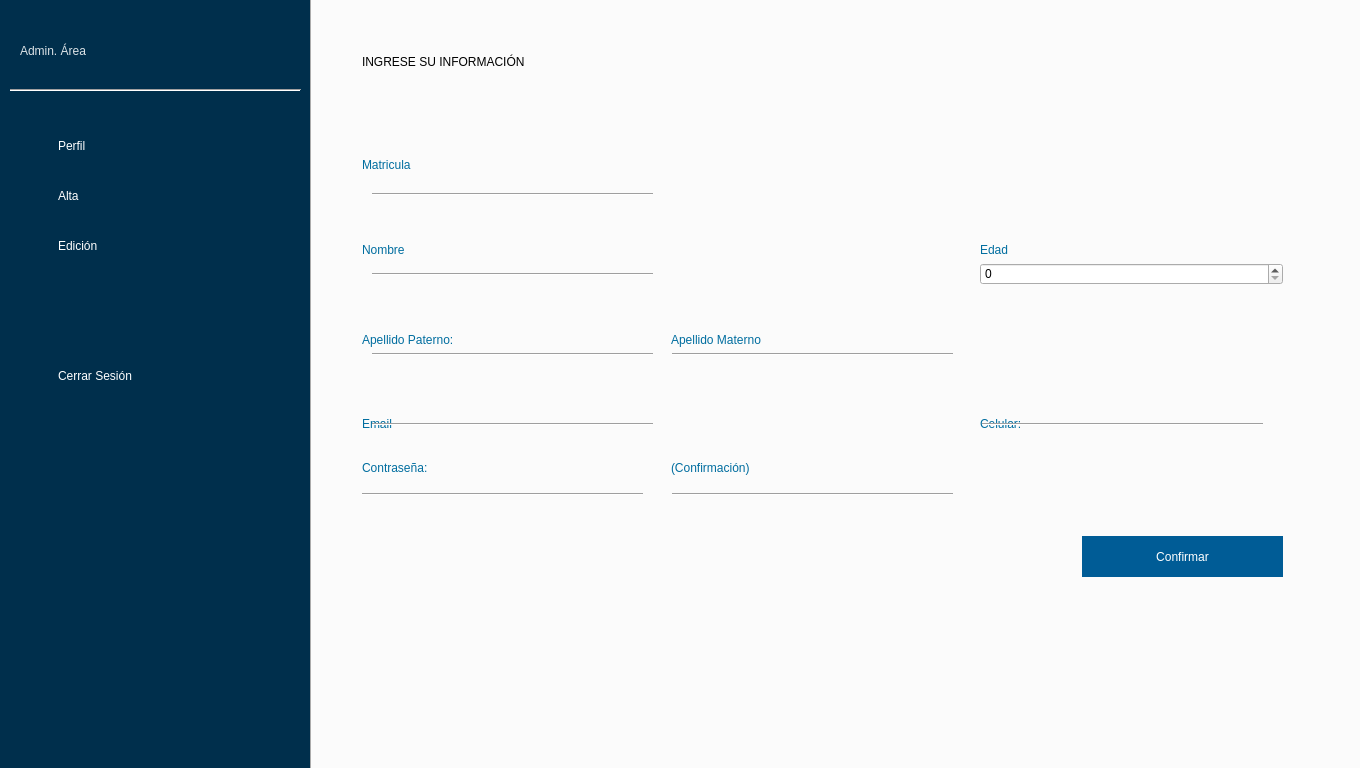
First picture: the form in Comde Escritorio/admgeneral.ui, repository ShibaK7/SistemaComde, before the edit.
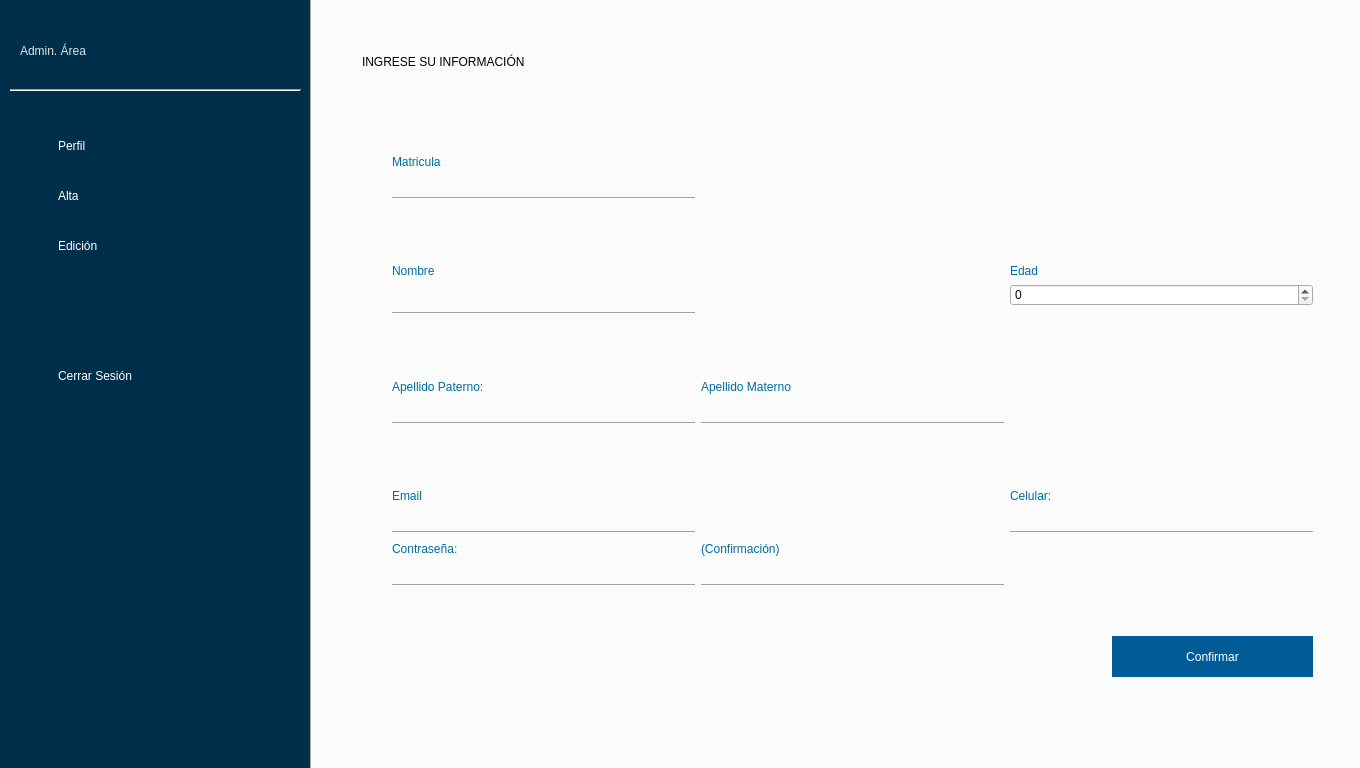
Second picture: the form after the edit. The open tabs and pages were chosen to show the change. Icons and pictures are not drawn.

The edit to the form file:
```diff
--- a/Comde Escritorio/admgeneral.ui
+++ b/Comde Escritorio/admgeneral.ui
@@ -650,8 +650,8 @@
     <widget class="QPushButton" name="btnConfirmar">
      <property name="geometry">
       <rect>
-       <x>770</x>
-       <y>540</y>
+       <x>800</x>
+       <y>640</y>
        <width>201</width>
        <height>41</height>
       </rect>
@@ -682,10 +682,10 @@
     <widget class="QWidget" name="gridLayoutWidget">
      <property name="geometry">
       <rect>
-       <x>50</x>
-       <y>120</y>
+       <x>80</x>
+       <y>100</y>
        <width>921</width>
-       <height>381</height>
+       <height>491</height>
       </rect>
      </property>
      <layout class="QGridLayout" name="gridLayout_2">
@@ -704,24 +704,7 @@
         </property>
        </widget>
       </item>
-      <item row="11" column="0">
-       <widget class="QLabel" name="label_6">
-        <property name="styleSheet">
-         <string notr="true">font: 8pt &quot;Segoe UI Semibold&quot;;
-color: rgb(0, 109, 159);</string>
-        </property>
-        <property name="text">
-         <string>Contraseña:</string>
-        </property>
-        <property name="alignment">
-         <set>Qt::AlignBottom|Qt::AlignLeading|Qt::AlignLeft</set>
-        </property>
-       </widget>
-      </item>
-      <item row="6" column="1">
-       <widget class="QLineEdit" name="tAmaterno"/>
-      </item>
-      <item row="5" column="1">
+      <item row="7" column="1">
        <widget class="QLabel" name="label_4">
         <property name="styleSheet">
          <string notr="true">font: 8pt &quot;Segoe UI Semibold&quot;;
@@ -736,7 +719,7 @@
         </property>
        </widget>
       </item>
-      <item row="9" column="0">
+      <item row="13" column="0">
        <widget class="QLabel" name="label_9">
         <property name="styleSheet">
          <string notr="true">font: 8pt &quot;Segoe UI Semibold&quot;;
@@ -750,13 +733,30 @@
         </property>
        </widget>
       </item>
-      <item row="6" column="0">
+      <item row="8" column="1">
+       <widget class="QLineEdit" name="tAmaterno"/>
+      </item>
+      <item row="16" column="0">
+       <widget class="QLabel" name="label_6">
+        <property name="styleSheet">
+         <string notr="true">font: 8pt &quot;Segoe UI Semibold&quot;;
+color: rgb(0, 109, 159);</string>
+        </property>
+        <property name="text">
+         <string>Contraseña:</string>
+        </property>
+        <property name="alignment">
+         <set>Qt::AlignBottom|Qt::AlignLeading|Qt::AlignLeft</set>
+        </property>
+       </widget>
+      </item>
+      <item row="8" column="0">
        <widget class="QLineEdit" name="tApaterno"/>
       </item>
-      <item row="11" column="2">
+      <item row="16" column="2">
        <widget class="QLineEdit" name="tCelular"/>
       </item>
-      <item row="11" column="1">
+      <item row="16" column="1">
        <widget class="QLabel" name="label_8">
         <property name="styleSheet">
          <string notr="true">font: 8pt &quot;Segoe UI Semibold&quot;;
@@ -770,24 +770,7 @@
         </property>
        </widget>
       </item>
-      <item row="2" column="2">
-       <widget class="QLabel" name="label_5">
-        <property name="styleSheet">
-         <string notr="true">font: 8pt &quot;Segoe UI Semibold&quot;;
-color: rgb(0, 109, 159);</string>
-        </property>
-        <property name="text">
-         <string>Edad</string>
-        </property>
-        <property name="alignment">
-         <set>Qt::AlignBottom|Qt::AlignLeading|Qt::AlignLeft</set>
-        </property>
-       </widget>
-      </item>
-      <item row="3" column="2">
-       <widget class="QSpinBox" name="sEdad"/>
-      </item>
-      <item row="9" column="2">
+      <item row="13" column="2">
        <widget class="QLabel" name="label_10">
         <property name="styleSheet">
          <string notr="true">font: 8pt &quot;Segoe UI Semibold&quot;;
@@ -801,33 +784,47 @@
         </property>
        </widget>
       </item>
-      <item row="12" column="0">
-       <widget class="QLineEdit" name="tClave"/>
-      </item>
-      <item row="12" column="1">
-       <widget class="QLineEdit" name="tClaveC"/>
-      </item>
-      <item row="2" column="0">
-       <widget class="QLabel" name="label_2">
+      <item row="3" column="2">
+       <widget class="QLabel" name="label_5">
         <property name="styleSheet">
          <string notr="true">font: 8pt &quot;Segoe UI Semibold&quot;;
 color: rgb(0, 109, 159);</string>
         </property>
         <property name="text">
-         <string>Nombre</string>
+         <string>Edad</string>
         </property>
         <property name="alignment">
          <set>Qt::AlignBottom|Qt::AlignLeading|Qt::AlignLeft</set>
         </property>
        </widget>
       </item>
-      <item row="3" column="0">
+      <item row="4" column="2">
+       <widget class="QSpinBox" name="sEdad"/>
+      </item>
+      <item row="4" column="0">
        <widget class="QLineEdit" name="tNombre"/>
       </item>
-      <item row="1" column="0">
-       <widget class="QLineEdit" name="tMatricula"/>
+      <item row="3" column="0">
+       <widget class="QLabel" name="label_2">
+        <property name="styleSheet">
+         <string notr="true">font: 8pt &quot;Segoe UI Semibold&quot;;
+color: rgb(0, 109, 159);</string>
+        </property>
+        <property name="text">
+         <string>Nombre</string>
+        </property>
+        <property name="alignment">
+         <set>Qt::AlignBottom|Qt::AlignLeading|Qt::AlignLeft</set>
+        </property>
+       </widget>
       </item>
-      <item row="5" column="0">
+      <item row="17" column="1">
+       <widget class="QLineEdit" name="tClaveC"/>
+      </item>
+      <item row="17" column="0">
+       <widget class="QLineEdit" name="tClave"/>
+      </item>
+      <item row="7" column="0">
        <widget class="QLabel" name="label_3">
         <property name="styleSheet">
          <string notr="true">font: 8pt &quot;Segoe UI Semibold&quot;;
@@ -842,115 +839,70 @@
         </property>
        </widget>
       </item>
-      <item row="10" column="0">
+      <item row="1" column="0">
+       <widget class="QLineEdit" name="tMatricula"/>
+      </item>
+      <item row="14" column="0">
        <widget class="QLineEdit" name="tCorreo"/>
       </item>
+      <item row="5" column="0">
+       <widget class="Line" name="line_4">
+        <property name="orientation">
+         <enum>Qt::Horizontal</enum>
+        </property>
+       </widget>
+      </item>
+      <item row="9" column="0">
+       <widget class="Line" name="line_3">
+        <property name="orientation">
+         <enum>Qt::Horizontal</enum>
+        </property>
+       </widget>
+      </item>
+      <item row="2" column="0">
+       <widget class="Line" name="line_2">
+        <property name="orientation">
+         <enum>Qt::Horizontal</enum>
+        </property>
+       </widget>
+      </item>
+      <item row="15" column="0">
+       <widget class="Line" name="line_6">
+        <property name="orientation">
+         <enum>Qt::Horizontal</enum>
+        </property>
+       </widget>
+      </item>
+      <item row="15" column="2">
+       <widget class="Line" name="line_8">
+        <property name="orientation">
+         <enum>Qt::Horizontal</enum>
+        </property>
+       </widget>
+      </item>
+      <item row="9" column="1">
+       <widget class="Line" name="line_5">
+        <property name="orientation">
+         <enum>Qt::Horizontal</enum>
+        </property>
+       </widget>
+      </item>
+      <item row="18" column="0">
+       <widget class="Line" name="line_7">
+        <property name="orientation">
+         <enum>Qt::Horizontal</enum>
+        </property>
+       </widget>
+      </item>
+      <item row="18" column="1">
+       <widget class="Line" name="line_9">
+        <property name="orientation">
+         <enum>Qt::Horizontal</enum>
+        </property>
+       </widget>
+      </item>
      </layout>
     </widget>
-    <widget class="Line" name="line_2">
-     <property name="geometry">
-      <rect>
-       <x>60</x>
-       <y>190</y>
-       <width>281</width>
-       <height>16</height>
-      </rect>
-     </property>
-     <property name="orientation">
-      <enum>Qt::Horizontal</enum>
-     </property>
-    </widget>
-    <widget class="Line" name="line_3">
-     <property name="geometry">
-      <rect>
-       <x>60</x>
-       <y>270</y>
-       <width>281</width>
-       <height>16</height>
-      </rect>
-     </property>
-     <property name="orientation">
-      <enum>Qt::Horizontal</enum>
-     </property>
-    </widget>
-    <widget class="Line" name="line_4">
-     <property name="geometry">
-      <rect>
-       <x>60</x>
-       <y>350</y>
-       <width>281</width>
-       <height>16</height>
-      </rect>
-     </property>
-     <property name="orientation">
-      <enum>Qt::Horizontal</enum>
-     </property>
-    </widget>
-    <widget class="Line" name="line_5">
-     <property name="geometry">
-      <rect>
-       <x>360</x>
-       <y>350</y>
-       <width>281</width>
-       <height>16</height>
-      </rect>
-     </property>
-     <property name="orientation">
-      <enum>Qt::Horizontal</enum>
-     </property>
-    </widget>
-    <widget class="Line" name="line_6">
-     <property name="geometry">
-      <rect>
-       <x>60</x>
-       <y>420</y>
-       <width>281</width>
-       <height>16</height>
-      </rect>
-     </property>
-     <property name="orientation">
-      <enum>Qt::Horizontal</enum>
-     </property>
-    </widget>
-    <widget class="Line" name="line_7">
-     <property name="geometry">
-      <rect>
-       <x>360</x>
-       <y>490</y>
-       <width>281</width>
-       <height>16</height>
-      </rect>
-     </property>
-     <property name="orientation">
-      <enum>Qt::Horizontal</enum>
-     </property>
-    </widget>
-    <widget class="Line" name="line_8">
-     <property name="geometry">
-      <rect>
-       <x>50</x>
-       <y>490</y>
-       <width>281</width>
-       <height>16</height>
-      </rect>
-     </property>
-     <property name="orientation">
-      <enum>Qt::Horizontal</enum>
-     </property>
-    </widget>
-    <widget class="Line" name="line_9">
-     <property name="geometry">
-      <rect>
-       <x>670</x>
-       <y>420</y>
-       <width>281</width>
-       <height>16</height>
-      </rect>
-     </property>
-     <property name="orientation">
-      <enum>Qt::Horizontal</enum>
-     </property>
-    </widget>
    </widget>
   </widget>
   <widget class="QPushButton" name="btnAlta">
```
Left out of the diff: 112 changed lines with no effect on the pictures.
